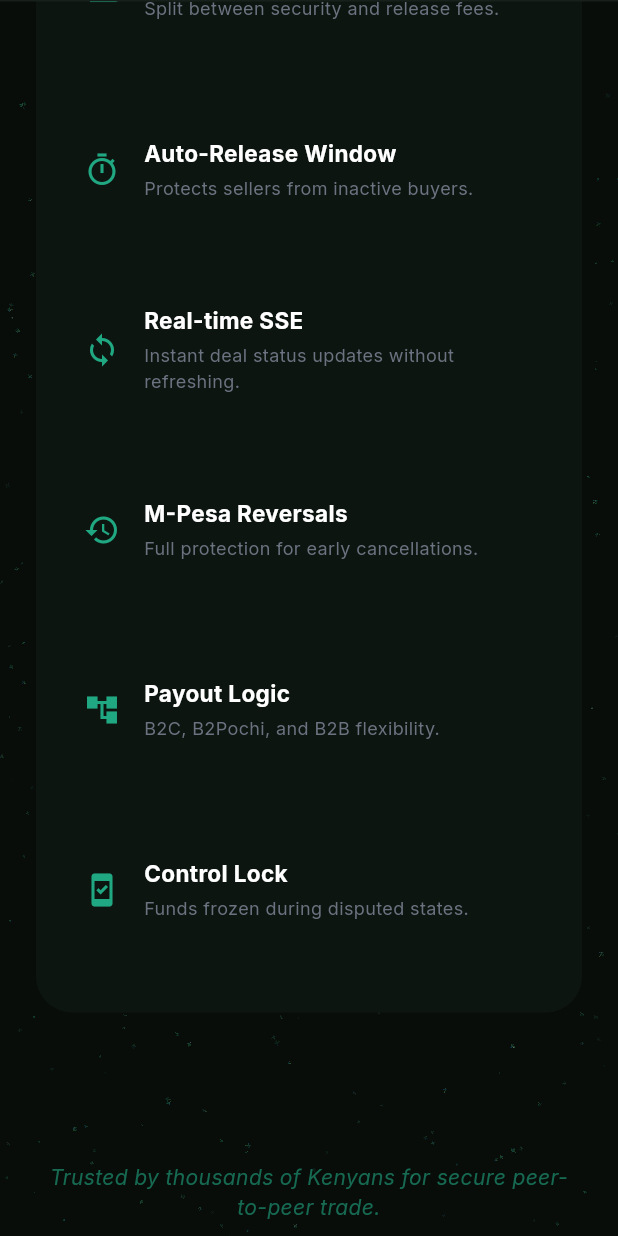
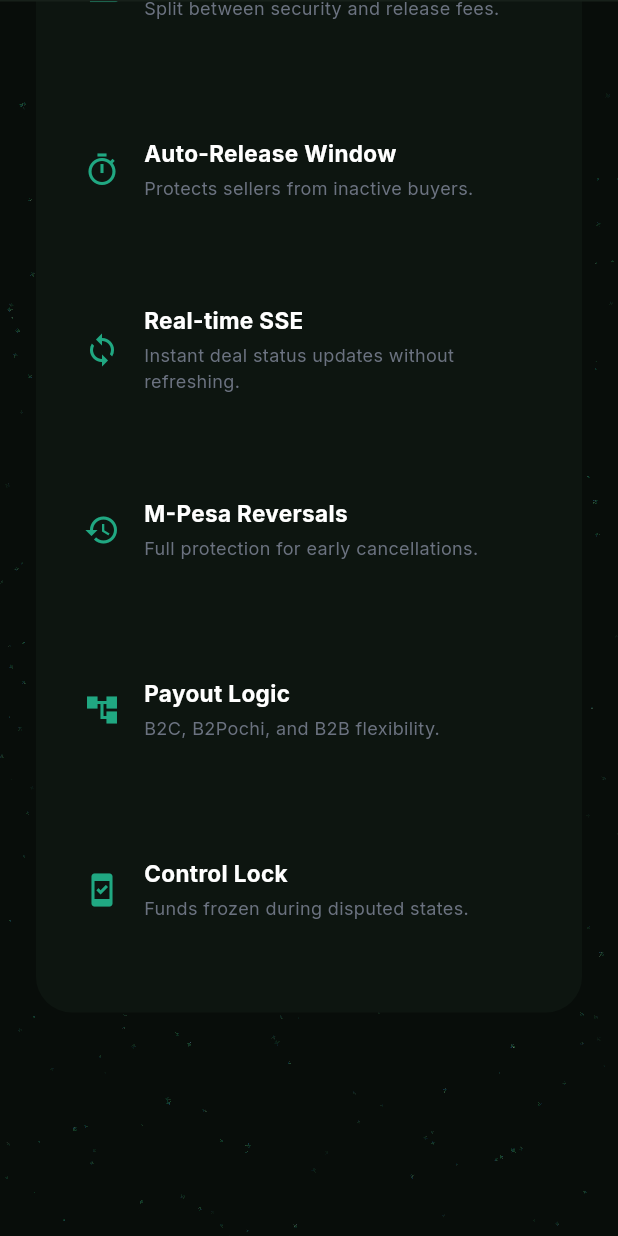
Before and after one commit to HovSaintBrandon/pesacrow-webApp, a Flutter app: the EscrowProcessPage screen opened by its route, scrolled down 3456 dp, on a phone screen of 412 x 824 dp. Run offline on Flutter 3.47's test engine with Material 3 defaults, Android fonts, the phone set to English and light mode, and no system bars; our stand-ins replace flutter_animate, google_fonts; missing offline and left inert: meta_seo.

Commit message:
fix: removed the trusted by 100 kenyas

```diff
--- a/lib/pages/escrow_process_page.dart
+++ b/lib/pages/escrow_process_page.dart
@@ -67,15 +67,7 @@ class EscrowProcessPage extends StatelessWidget {
 
                   const SizedBox(height: 100),
 
-                  // Footer Spacer/Call to action
-                  Center(
-                    child: Text(
-                      "Trusted by thousands of Kenyans for secure peer-to-peer trade.",
-                      textAlign: TextAlign.center,
-                      style: TextStyle(color: AppColors.cyan.withOpacity(0.6), fontStyle: FontStyle.italic),
-                    ),
-                  ),
-                  const SizedBox(height: 60),
+                  const SizedBox(height: 20),
                 ],
               ),
             ),
```
Also changed, not shown: lib/sections/hero_section.dart (+0 -46 lines).
